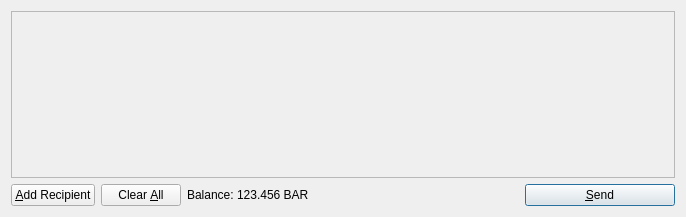
Qt form src/qt/forms/sendcoinsdialog.ui (Boldcoin/Boldcoin) before a commit.
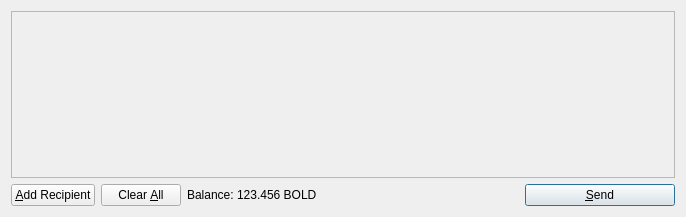
The same form after that commit. Icons and pictures are not drawn.

Patch:
```diff
--- a/src/qt/forms/sendcoinsdialog.ui
+++ b/src/qt/forms/sendcoinsdialog.ui
@@ -119,7 +119,7 @@
           <cursorShape>IBeamCursor</cursorShape>
          </property>
          <property name="text">
-          <string>123.456 BAR</string>
+          <string>123.456 BOLD</string>
          </property>
          <property name="textInteractionFlags">
           <set>Qt::LinksAccessibleByMouse|Qt::TextSelectableByKeyboard|Qt::TextSelectableByMouse</set>
```
